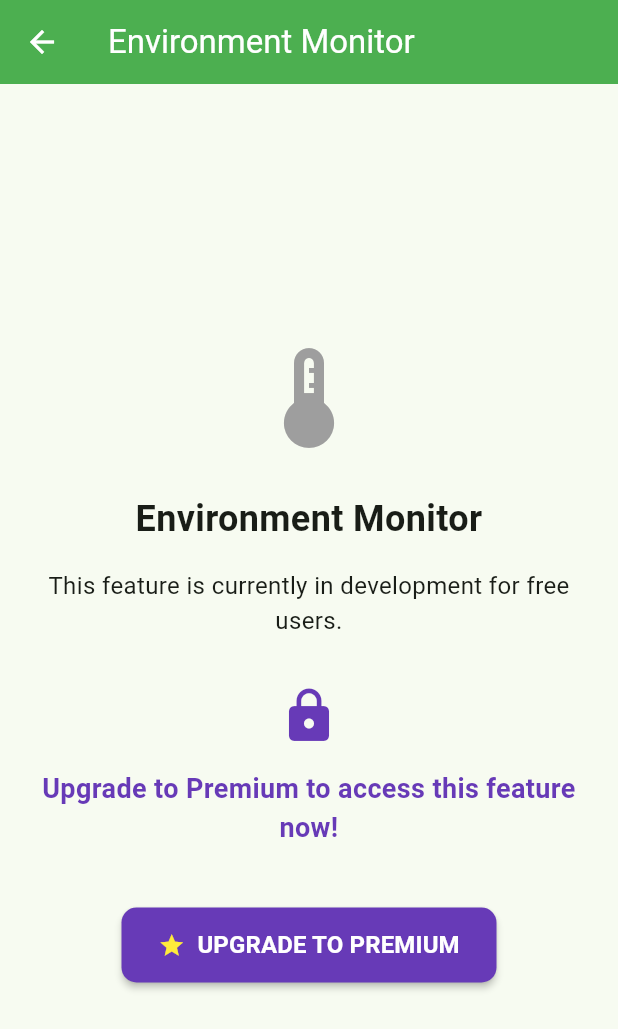
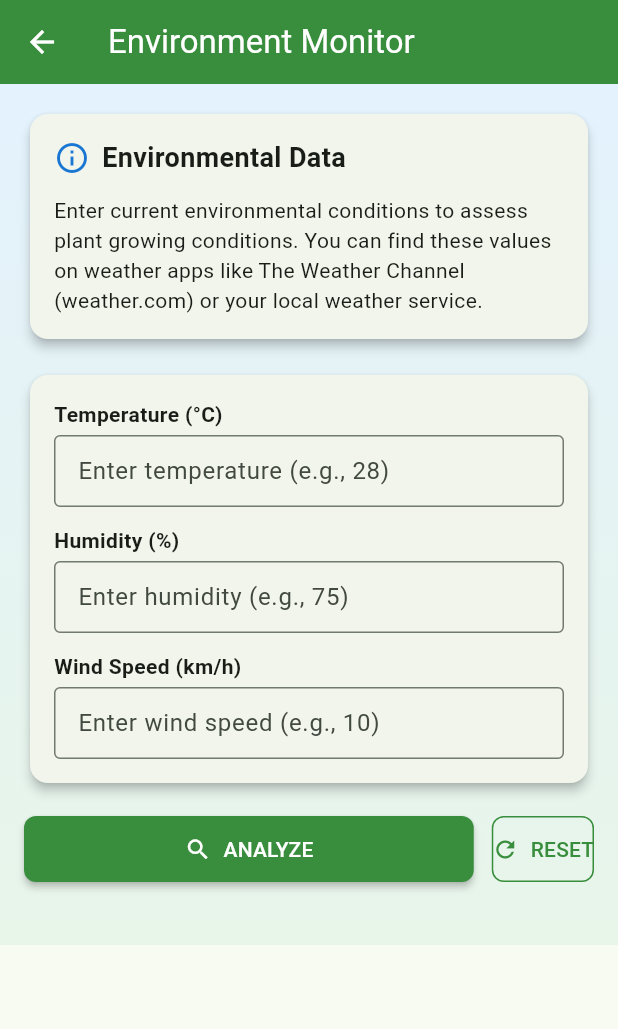
Before and after one commit to IT21238062/smart-plant-care-app, a Flutter app: the FreeHomePage screen opened directly, after a tap on "Environment Monitor", on a phone screen of 412 x 824 dp. Shown: the top 1029 px of the screen. Run offline on Flutter 3.47's test engine with Material 3 defaults, Android fonts, the phone set to English and light mode, and no system bars; our stand-ins replace firebase_auth, firebase_core, firebase_database; accounts and stored records are empty.

Commit message:
Initial commit: Plant Care app with full free and premium

```diff
--- /dev/null
+++ b/lib/screens/free_environment_monitor_screen.dart
@@ -0,0 +1,410 @@
+import 'package:flutter/material.dart';
+import 'package:flutter/services.dart';
+
+class FreeEnvironmentMonitorScreen extends StatefulWidget {
+  const FreeEnvironmentMonitorScreen({Key? key}) : super(key: key);
+
+  @override
+  State<FreeEnvironmentMonitorScreen> createState() => _FreeEnvironmentMonitorScreenState();
+}
+
+class _FreeEnvironmentMonitorScreenState extends State<FreeEnvironmentMonitorScreen> {
+  // Controllers for text fields
+  final TextEditingController _temperatureController = TextEditingController();
+  final TextEditingController _humidityController = TextEditingController();
+  final TextEditingController _windSpeedController = TextEditingController();
+
+  // Results variables
+  bool _showResults = false;
+  String _overallStatus = '';
+  Color _statusColor = Colors.grey;
+  String _temperatureMessage = '';
+  String _humidityMessage = '';
+  String _windSpeedMessage = '';
+  String _recommendationMessage = '';
+  IconData _statusIcon = Icons.help_outline;
+
+  @override
+  void dispose() {
+    _temperatureController.dispose();
+    _humidityController.dispose();
+    _windSpeedController.dispose();
+    super.dispose();
+  }
+
+  void _analyzeEnvironment() {
+    // Parse input values (with error handling)
+    double? temperature = double.tryParse(_temperatureController.text);
+    double? humidity = double.tryParse(_humidityController.text);
+    double? windSpeed = double.tryParse(_windSpeedController.text);
+
+    // Check if any input is invalid
+    if (temperature == null || humidity == null || windSpeed == null) {
+      ScaffoldMessenger.of(context).showSnackBar(
+        const SnackBar(content: Text('Please enter valid numbers for all fields')),
+      );
+      return;
+    }
+
+    // Evaluate each parameter
+    int goodCount = 0;
+    bool anyCritical = false;
+
+    // Temperature evaluation
+    if (temperature >= 20 && temperature <= 35) {
+      _temperatureMessage = 'Temperature is in the ideal range for tropical plants.';
+      goodCount++;
+    } else if (temperature >= 15 && temperature < 20 || temperature > 35 && temperature <= 40) {
+      _temperatureMessage = 'Temperature is slightly outside the ideal range (20-35°C).';
+    } else {
+      _temperatureMessage = 'Temperature is far from ideal. Most plants may struggle in these conditions.';
+      anyCritical = true;
+    }
+
+    // Humidity evaluation
+    if (humidity >= 50 && humidity <= 80) {
+      _humidityMessage = 'Humidity is in the ideal range for most tropical plants.';
+      goodCount++;
+    } else if (humidity >= 30 && humidity < 50 || humidity > 80 && humidity <= 90) {
+      _humidityMessage = 'Humidity is slightly outside the ideal range (50-80%).';
+    } else {
+      _humidityMessage = 'Humidity is far from ideal. Plants may show stress in these conditions.';
+      anyCritical = true;
+    }
+
+    // Wind speed evaluation
+    if (windSpeed >= 5 && windSpeed <= 20) {
+      _windSpeedMessage = 'Wind speed is good for air circulation without stressing plants.';
+      goodCount++;
+    } else if (windSpeed >= 0 && windSpeed < 5) {
+      _windSpeedMessage = 'Wind speed is low. Air circulation may be insufficient for optimal growth.';
+    } else if (windSpeed > 20 && windSpeed <= 30) {
+      _windSpeedMessage = 'Wind speed is slightly high. Some delicate plants may experience stress.';
+    } else {
+      _windSpeedMessage = 'Wind speed is very high. Plants may suffer physical damage.';
+      anyCritical = true;
+    }
+
+    // Overall evaluation
+    if (anyCritical) {
+      _overallStatus = 'Critical';
+      _statusColor = Colors.red[700]!;
+      _statusIcon = Icons.warning_amber_rounded;
+      _recommendationMessage = 'Consider moving sensitive plants to a more protected location or adjusting conditions if possible.';
+    } else if (goodCount == 3) {
+      _overallStatus = 'Perfect';
+      _statusColor = Colors.green;
+      _statusIcon = Icons.check_circle;
+      _recommendationMessage = 'Your environment is ideal for most tropical plants. Maintain these conditions for optimal growth.';
+    } else if (goodCount == 2) {
+      _overallStatus = 'Good';
+      _statusColor = Colors.lightGreen;
+      _statusIcon = Icons.thumb_up;
+      _recommendationMessage = 'Your environment is generally favorable for plant growth with minor adjustments recommended.';
+    } else if (goodCount == 1) {
+      _overallStatus = 'Fair';
+      _statusColor = Colors.orange;
+      _statusIcon = Icons.sentiment_neutral;
+      _recommendationMessage = 'Your environment has some challenges. Consider addressing the issues mentioned above.';
+    } else {
+      _overallStatus = 'Poor';
+      _statusColor = Colors.deepOrange;
+      _statusIcon = Icons.thumb_down;
+      _recommendationMessage = 'Your environment needs significant improvements for optimal plant growth.';
+    }
+
+    setState(() {
+      _showResults = true;
+    });
+  }
+
+  void _resetForm() {
+    setState(() {
+      _temperatureController.clear();
+      _humidityController.clear();
+      _windSpeedController.clear();
+      _showResults = false;
+    });
+  }
+
+  @override
+  Widget build(BuildContext context) {
+    return Scaffold(
+      appBar: AppBar(
+        title: const Text('Environment Monitor'),
+        backgroundColor: Colors.green[700],
+      ),
+      body: Container(
+        decoration: BoxDecoration(
+          gradient: LinearGradient(
+            begin: Alignment.topCenter,
+            end: Alignment.bottomCenter,
+            colors: [Colors.blue[50]!, Colors.green[50]!],
+          ),
+        ),
+        child: Padding(
+          padding: const EdgeInsets.all(16.0),
+          child: SingleChildScrollView(
+            child: Column(
+              crossAxisAlignment: CrossAxisAlignment.stretch,
+              children: [
+                // Information Card
+                Card(
+                  elevation: 3,
+                  shape: RoundedRectangleBorder(
+                    borderRadius: BorderRadius.circular(12),
+                  ),
+                  child: Padding(
+                    padding: const EdgeInsets.all(16.0),
+                    child: Column(
+                      children: [
+                        Row(
+                          children: [
+                            Icon(Icons.info_outline, color: Colors.blue[700]),
+                            const SizedBox(width: 8),
+                            const Text(
+                              'Environmental Data',
+                              style: TextStyle(
+                                fontSize: 18,
+                                fontWeight: FontWeight.bold,
+                              ),
+                            ),
+                          ],
+                        ),
+                        const SizedBox(height: 12),
+                        const Text(
+                          'Enter current environmental conditions to assess plant growing conditions. '
+                              'You can find these values on weather apps like The Weather Channel (weather.com) '
+                              'or your local weather service.',
+                          style: TextStyle(fontSize: 14),
+                        ),
+                      ],
+                    ),
+                  ),
+                ),
+                const SizedBox(height: 16),
+
+                // Input Fields
+                Card(
+                  elevation: 3,
+                  shape: RoundedRectangleBorder(
+                    borderRadius: BorderRadius.circular(12),
+                  ),
+                  child: Padding(
+                    padding: const EdgeInsets.all(16.0),
+                    child: Column(
+                      crossAxisAlignment: CrossAxisAlignment.start,
+                      children: [
+                        // Temperature Input
+                        const Text(
+                          'Temperature (°C)',
+                          style: TextStyle(
+                            fontWeight: FontWeight.bold,
+                          ),
+                        ),
+                        const SizedBox(height: 4),
+                        TextField(
+                          controller: _temperatureController,
+                          decoration: const InputDecoration(
+                            hintText: 'Enter temperature (e.g., 28)',
+                            border: OutlineInputBorder(),
+                            contentPadding: EdgeInsets.symmetric(horizontal: 12, vertical: 12),
+                            suffixText: '°C',
+                          ),
+                          keyboardType: TextInputType.number,
+                          inputFormatters: [
+                            FilteringTextInputFormatter.allow(RegExp(r'^\d*\.?\d*')),
+                          ],
+                        ),
+                        const SizedBox(height: 12),
+
+                        // Humidity Input
+                        const Text(
+                          'Humidity (%)',
+                          style: TextStyle(
+                            fontWeight: FontWeight.bold,
+                          ),
+                        ),
+                        const SizedBox(height: 4),
+                        TextField(
+                          controller: _humidityController,
+                          decoration: const InputDecoration(
+                            hintText: 'Enter humidity (e.g., 75)',
+                            border: OutlineInputBorder(),
+                            contentPadding: EdgeInsets.symmetric(horizontal: 12, vertical: 12),
+                            suffixText: '%',
+                          ),
+                          keyboardType: TextInputType.number,
+                          inputFormatters: [
+                            FilteringTextInputFormatter.allow(RegExp(r'^\d*\.?\d*')),
+                          ],
+                        ),
+                        const SizedBox(height: 12),
+
+                        // Wind Speed Input
+                        const Text(
+                          'Wind Speed (km/h)',
+                          style: TextStyle(
+                            fontWeight: FontWeight.bold,
+                          ),
+                        ),
+                        const SizedBox(height: 4),
+                        TextField(
+                          controller: _windSpeedController,
+                          decoration: const InputDecoration(
+                            hintText: 'Enter wind speed (e.g., 10)',
+                            border: OutlineInputBorder(),
+                            contentPadding: EdgeInsets.symmetric(horizontal: 12, vertical: 12),
+                            suffixText: 'km/h',
+                          ),
+                          keyboardType: TextInputType.number,
+                          inputFormatters: [
+                            FilteringTextInputFormatter.allow(RegExp(r'^\d*\.?\d*')),
+                          ],
+                        ),
+                      ],
+                    ),
+                  ),
+                ),
+                const SizedBox(height: 16),
+
+                // Action Buttons
+                Row(
+                  children: [
+                    Expanded(
+                      child: ElevatedButton.icon(
+                        onPressed: _analyzeEnvironment,
+                        icon: const Icon(Icons.search),
+                        label: const Text('ANALYZE'),
+                        style: ElevatedButton.styleFrom(
+                          backgroundColor: Colors.green[700],
+                          foregroundColor: Colors.white,
+                          padding: const EdgeInsets.symmetric(vertical: 12),
+                          shape: RoundedRectangleBorder(
+                            borderRadius: BorderRadius.circular(8),
+                          ),
+                        ),
+                      ),
+                    ),
+                    const SizedBox(width: 12),
+                    OutlinedButton.icon(
+                      onPressed: _resetForm,
+                      icon: const Icon(Icons.refresh),
+                      label: const Text('RESET'),
+                      style: OutlinedButton.styleFrom(
+                        foregroundColor: Colors.green[700],
+                        padding: const EdgeInsets.symmetric(vertical: 12),
+                        side: BorderSide(color: Colors.green[700]!),
+                        shape: RoundedRectangleBorder(
+                          borderRadius: BorderRadius.circular(8),
+                        ),
+                      ),
+                    ),
+                  ],
+                ),
+                const SizedBox(height: 24),
+
+                // Results Section (shown only after analysis)
+                if (_showResults) ...[
+                  Card(
+                    elevation: 4,
+                    shape: RoundedRectangleBorder(
+                      borderRadius: BorderRadius.circular(12),
+                      side: BorderSide(
+                        color: _statusColor.withOpacity(0.5),
+                        width: 1.5,
+                      ),
+                    ),
+                    child: Column(
+                      children: [
+                        // Result Header
+                        Container(
+                          padding: const EdgeInsets.symmetric(vertical: 12),
+                          decoration: BoxDecoration(
+                            color: _statusColor,
+                            borderRadius: const BorderRadius.only(
+                              topLeft: Radius.circular(12),
+                              topRight: Radius.circular(12),
+                            ),
+                          ),
+                          child: Center(
+                            child: Row(
+                              mainAxisSize: MainAxisSize.min,
+                              children: [
+                                Icon(_statusIcon, color: Colors.white),
+                                const SizedBox(width: 8),
+                                Text(
+                                  'Environment Status: $_overallStatus',
+                                  style: const TextStyle(
+                                    color: Colors.white,
+                                    fontWeight: FontWeight.bold,
+                                    fontSize: 18,
+                                  ),
+                                ),
+                              ],
+                            ),
+                          ),
+                        ),
+                        // Detailed Results
+                        Padding(
+                          padding: const EdgeInsets.all(16.0),
+                          child: Column(
+                            crossAxisAlignment: CrossAxisAlignment.start,
+                            children: [
+                              _buildResultItem(Icons.thermostat, 'Temperature', _temperatureMessage),
+                              const Divider(),
+                              _buildResultItem(Icons.water_drop, 'Humidity', _humidityMessage),
+                              const Divider(),
+                              _buildResultItem(Icons.air, 'Wind Speed', _windSpeedMessage),
+                              const Divider(),
+                              // Recommendations
+                              _buildResultItem(Icons.lightbulb_outline, 'Recommendation', _recommendationMessage),
+                            ],
+                          ),
+                        ),
+                      ],
+                    ),
+                  ),
+                ],
+              ],
+            ),
+          ),
+        ),
+      ),
+    );
+  }
+
+  Widget _buildResultItem(IconData icon, String title, String message) {
+    return Padding(
+      padding: const EdgeInsets.symmetric(vertical: 8.0),
+      child: Row(
+        crossAxisAlignment: CrossAxisAlignment.start,
+        children: [
+          Icon(icon, color: Colors.grey[700], size: 22),
+          const SizedBox(width: 12),
+          Expanded(
+            child: Column(
+              crossAxisAlignment: CrossAxisAlignment.start,
+              children: [
+                Text(
+                  title,
+                  style: const TextStyle(
+                    fontWeight: FontWeight.bold,
+                    fontSize: 16,
+                  ),
+                ),
+                const SizedBox(height: 4),
+                Text(
+                  message,
+                  style: TextStyle(
+                    color: Colors.grey[700],
+                  ),
+                ),
+              ],
+            ),
+          ),
+        ],
+      ),
+    );
+  }
+}
--- a/lib/screens/free_home_page.dart
+++ b/lib/screens/free_home_page.dart
@@ -2,6 +2,8 @@ import 'package:flutter/material.dart';
 import 'feature_development_screen.dart';
 import 'free_water_control_screen.dart';
 import 'premium_home_page.dart';
+import 'soil_nutrient_screen.dart';
+import 'free_environment_monitor_screen.dart';
 
 class FreeHomePage extends StatelessWidget {
   const FreeHomePage({Key? key}) : super(key: key);
@@ -100,65 +102,110 @@ class FreeHomePage extends StatelessWidget {
 
                       const SizedBox(height: 16),
 
-                      // Environment Control Card (Coming Soon)
-                      _buildFeatureCard(
-                        context,
-                        icon: Icons.thermostat,
-                        title: 'Environment Monitor',
-                        description: 'Track temperature and humidity (Premium Only)',
-                        isAvailable: false,
+                      // Environment Monitor Card (Now Available)
+                      // Creating the Environment Monitor card directly to fix the overlay issue
+                      Card(
+                        elevation: 2,
+                        shape: RoundedRectangleBorder(
+                          borderRadius: BorderRadius.circular(12),
+                          side: BorderSide(
+                            color: Colors.green.withOpacity(0.5),
+                            width: 1,
+                          ),
+                        ),
+                        child: InkWell(
                           onTap: () {
                             Navigator.push(
                               context,
                               MaterialPageRoute(
-                              builder: (context) => const FeatureDevelopmentScreen(
-                                featureName: 'Environment Monitor',
-                                featureIcon: Icons.thermostat,
-                              ),
+                                builder: (context) => const FreeEnvironmentMonitorScreen(),
                               ),
                             );
                           },
+                          borderRadius: BorderRadius.circular(12),
+                          child: Padding(
+                            padding: const EdgeInsets.all(16.0),
+                            child: Row(
+                              children: [
+                                Container(
+                                  padding: const EdgeInsets.all(12),
+                                  decoration: BoxDecoration(
+                                    color: Colors.green.withOpacity(0.1),
+                                    borderRadius: BorderRadius.circular(10),
+                                  ),
+                                  child: Icon(
+                                    Icons.thermostat,
+                                    color: Colors.green,
+                                    size: 32,
+                                  ),
+                                ),
+                                const SizedBox(width: 16),
+                                Expanded(
+                                  child: Column(
+                                    crossAxisAlignment: CrossAxisAlignment.start,
+                                    children: [
+                                      Row(
+                                        children: [
+                                          const Text(
+                                            'Environment Monitor',
+                                            style: TextStyle(
+                                              fontSize: 18,
+                                              fontWeight: FontWeight.bold,
+                                              color: Colors.black87,
+                                            ),
+                                          ),
+                                          Container(
+                                            margin: const EdgeInsets.only(left: 8),
+                                            padding: const EdgeInsets.symmetric(horizontal: 8, vertical: 2),
+                                            decoration: BoxDecoration(
+                                              color: Colors.green,
+                                              borderRadius: BorderRadius.circular(10),
+                                            ),
+                                            child: const Text(
+                                              'Available',
+                                              style: TextStyle(
+                                                fontSize: 12,
+                                                color: Colors.white,
+                                              ),
+                                            ),
+                                          ),
+                                        ],
+                                      ),
+                                      const SizedBox(height: 4),
+                                      Text(
+                                        'Analyze your plant growing environment',
+                                        style: TextStyle(
+                                          fontSize: 14,
+                                          color: Colors.grey[600],
+                                        ),
+                                      ),
+                                    ],
+                                  ),
+                                ),
+                                Icon(
+                                  Icons.chevron_right,
+                                  color: Colors.green,
+                                ),
+                              ],
+                            ),
+                          ),
+                        ),
                       ),
 
                       const SizedBox(height: 16),
 
-                      // Soil Nutrition Card (Coming Soon)
+                      // Soil Nutrition Card (Now Available)
                       _buildFeatureCard(
                         context,
                         icon: Icons.grass,
                         title: 'Soil Nutrition',
-                        description: 'Analyze soil quality (Premium Only)',
-                        isAvailable: false,
+                        description: 'Learn about soil nutrients and deficiencies',
+                        isAvailable: true,
                         onTap: () {
                           Navigator.push(
                             context,
                             MaterialPageRoute(
-                              builder: (context) => const FeatureDevelopmentScreen(
-                                featureName: 'Soil Nutrition',
-                                featureIcon: Icons.grass,
-                              ),
-                            ),
-                          );
-                        },
-                      ),
-
-                      const SizedBox(height: 16),
-
-                      // Crop Disease Detection Card (Coming Soon)
-                      _buildFeatureCard(
-                        context,
-                        icon: Icons.healing,
-                        title: 'Crop Disease Detection',
-                        description: 'Identify plant diseases (Premium Only)',
-                        isAvailable: false,
-                        onTap: () {
-                          Navigator.push(
-                            context,
-                            MaterialPageRoute(
-                              builder: (context) => const FeatureDevelopmentScreen(
-                                featureName: 'Crop Disease Detection',
-                                featureIcon: Icons.healing,
-                              ),
+                              builder: (context) => const SoilNutrientScreen(),
                             ),
                           );
                         },
```
Also changed, not shown: lib/screens/soil_nutrient_screen.dart (added, +162 -0 lines). Lines whose indentation alone changed are shown as unchanged.
